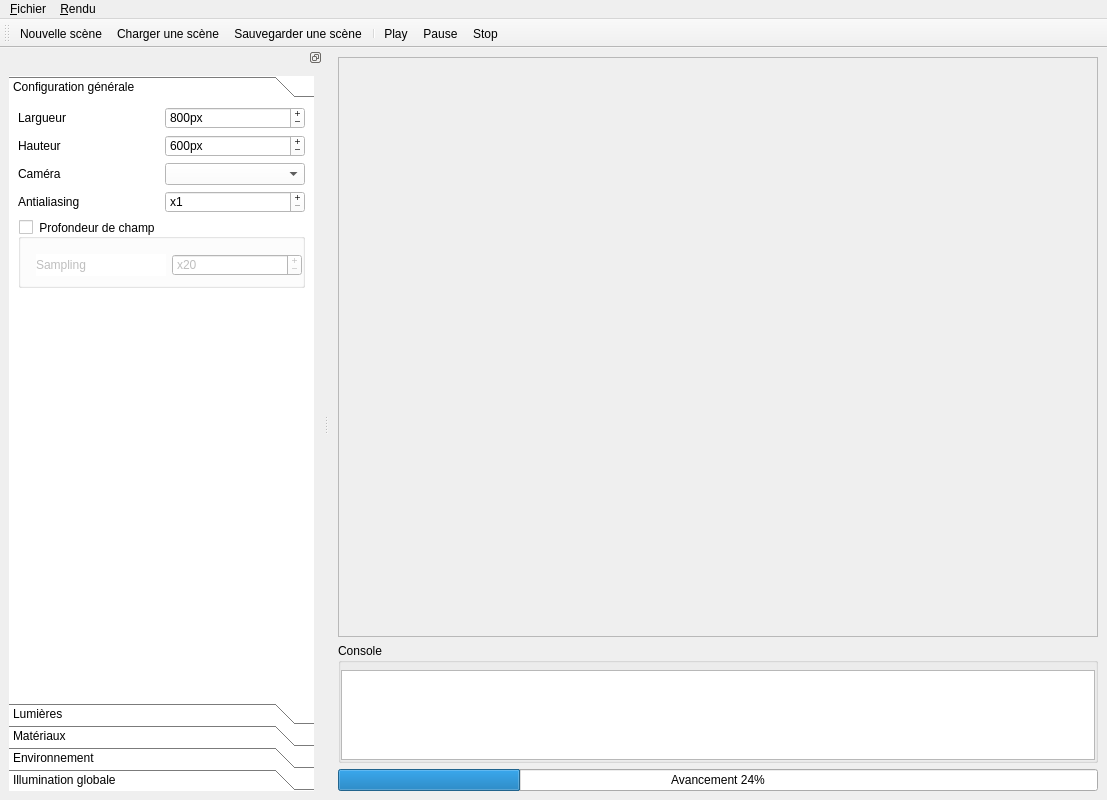
Qt form raytracer.ui (gaelduplessix/raytracer-42) before a commit.
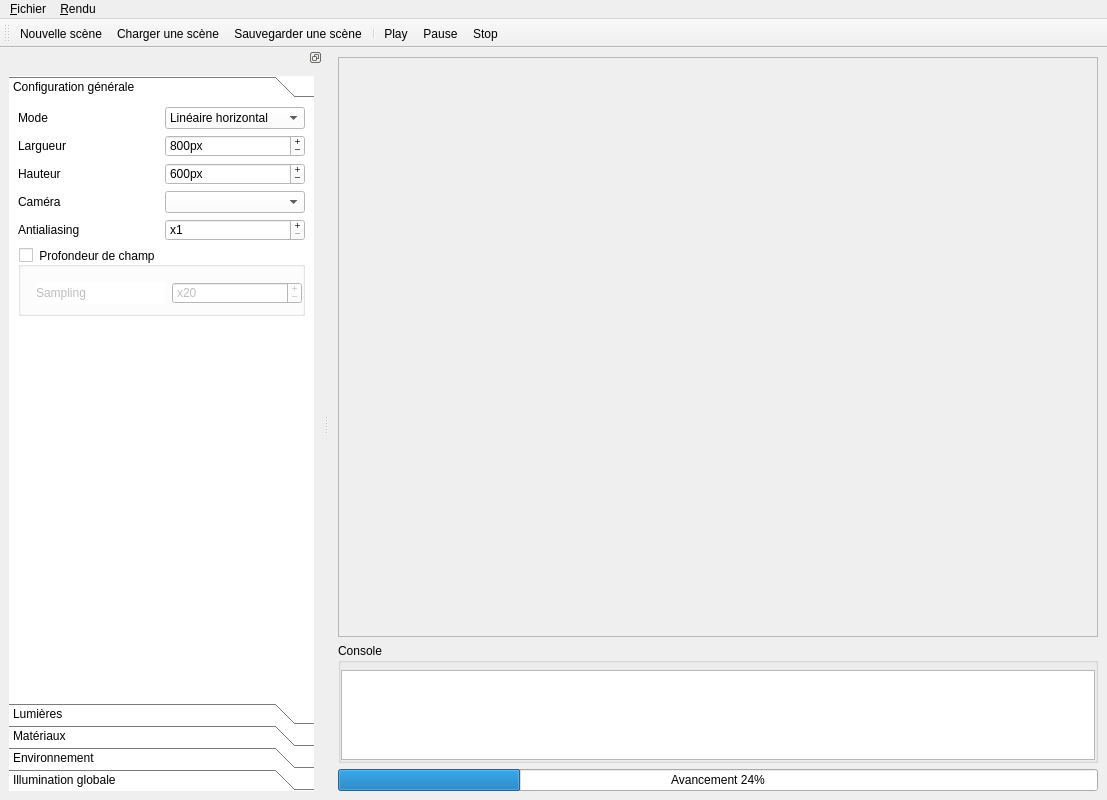
The same form after that commit. Icons and pictures are not drawn.

Diff of the .ui file:
```diff
--- a/raytracer.ui
+++ b/raytracer.ui
@@ -248,14 +248,14 @@
             <property name="margin">
              <number>0</number>
             </property>
-            <item row="0" column="0">
+            <item row="1" column="0">
              <widget class="QLabel" name="label_2">
               <property name="text">
                <string>Largueur</string>
               </property>
              </widget>
             </item>
-            <item row="0" column="1">
+            <item row="1" column="1">
              <widget class="QSpinBox" name="_width">
               <property name="buttonSymbols">
                <enum>QAbstractSpinBox::PlusMinus</enum>
@@ -271,14 +271,14 @@
               </property>
              </widget>
             </item>
-            <item row="1" column="0">
+            <item row="2" column="0">
              <widget class="QLabel" name="label_3">
               <property name="text">
                <string>Hauteur</string>
               </property>
              </widget>
             </item>
-            <item row="1" column="1">
+            <item row="2" column="1">
              <widget class="QSpinBox" name="_height">
               <property name="buttonSymbols">
                <enum>QAbstractSpinBox::PlusMinus</enum>
@@ -294,28 +294,28 @@
               </property>
              </widget>
             </item>
-            <item row="2" column="0">
+            <item row="3" column="0">
              <widget class="QLabel" name="label_4">
               <property name="text">
                <string>Caméra</string>
               </property>
              </widget>
             </item>
-            <item row="2" column="1">
+            <item row="3" column="1">
              <widget class="QComboBox" name="_camera">
               <property name="editable">
                <bool>false</bool>
               </property>
              </widget>
             </item>
-            <item row="3" column="0">
+            <item row="4" column="0">
              <widget class="QLabel" name="label_5">
               <property name="text">
                <string>Antialiasing</string>
               </property>
              </widget>
             </item>
-            <item row="3" column="1">
+            <item row="4" column="1">
              <widget class="QSpinBox" name="_antialiasing">
               <property name="buttonSymbols">
                <enum>QAbstractSpinBox::PlusMinus</enum>
@@ -334,7 +334,7 @@
               </property>
              </widget>
             </item>
-            <item row="7" column="0">
+            <item row="8" column="0">
              <spacer name="verticalSpacer_2">
               <property name="orientation">
                <enum>Qt::Vertical</enum>
@@ -347,7 +347,7 @@
               </property>
              </spacer>
             </item>
-            <item row="6" column="0" colspan="2">
+            <item row="7" column="0" colspan="2">
              <widget class="QGroupBox" name="_depthField">
               <property name="title">
                <string>Profondeur de champ</string>
@@ -397,6 +397,50 @@
               </layout>
              </widget>
             </item>
+            <item row="0" column="1">
+             <widget class="QComboBox" name="_mode">
+              <property name="sizeAdjustPolicy">
+               <enum>QComboBox::AdjustToContentsOnFirstShow</enum>
+              </property>
+              <item>
+               <property name="text">
+                <string>Linéaire horizontal</string>
+               </property>
+              </item>
+              <item>
+               <property name="text">
+                <string>Linéaire vertical</string>
+               </property>
+              </item>
+              <item>
+               <property name="text">
+                <string>Depixelisation</string>
+               </property>
+              </item>
+              <item>
+               <property name="text">
+                <string>Aléatoire horizontal</string>
+               </property>
+              </item>
+              <item>
+               <property name="text">
+                <string>Aléatoire vertical</string>
+               </property>
+              </item>
+              <item>
+               <property name="text">
+                <string>Aléatoire</string>
+               </property>
+              </item>
+             </widget>
+            </item>
+            <item row="0" column="0">
+             <widget class="QLabel" name="label">
+              <property name="text">
+               <string>Mode</string>
+              </property>
+             </widget>
+            </item>
            </layout>
           </widget>
          </item>
```
